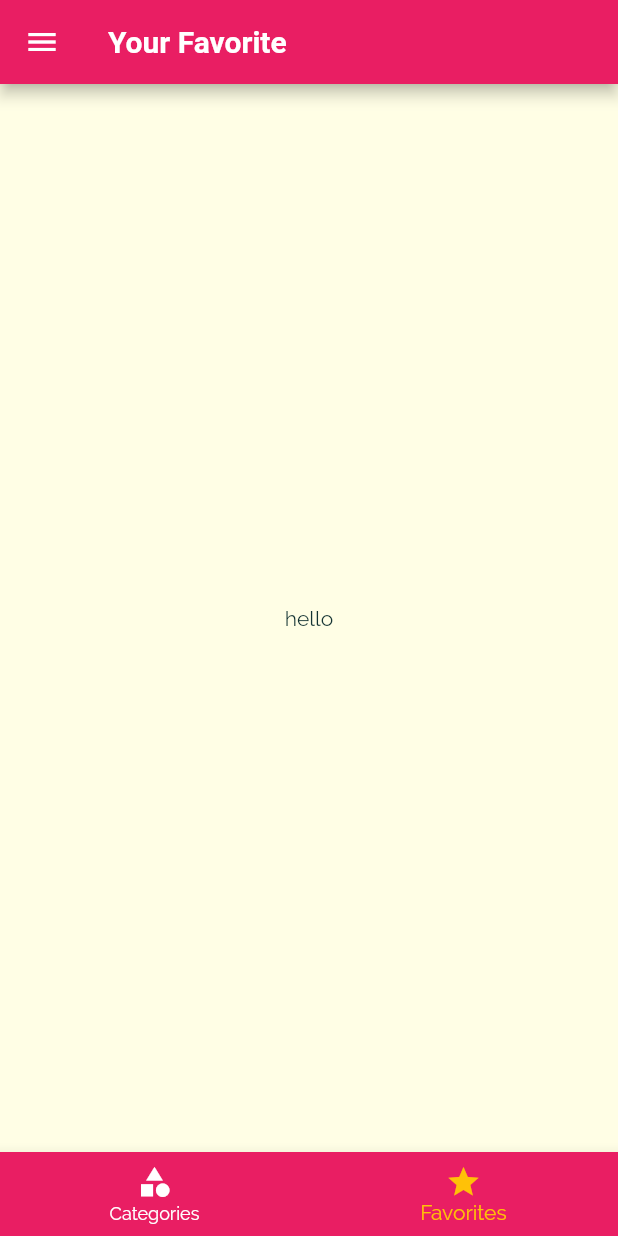
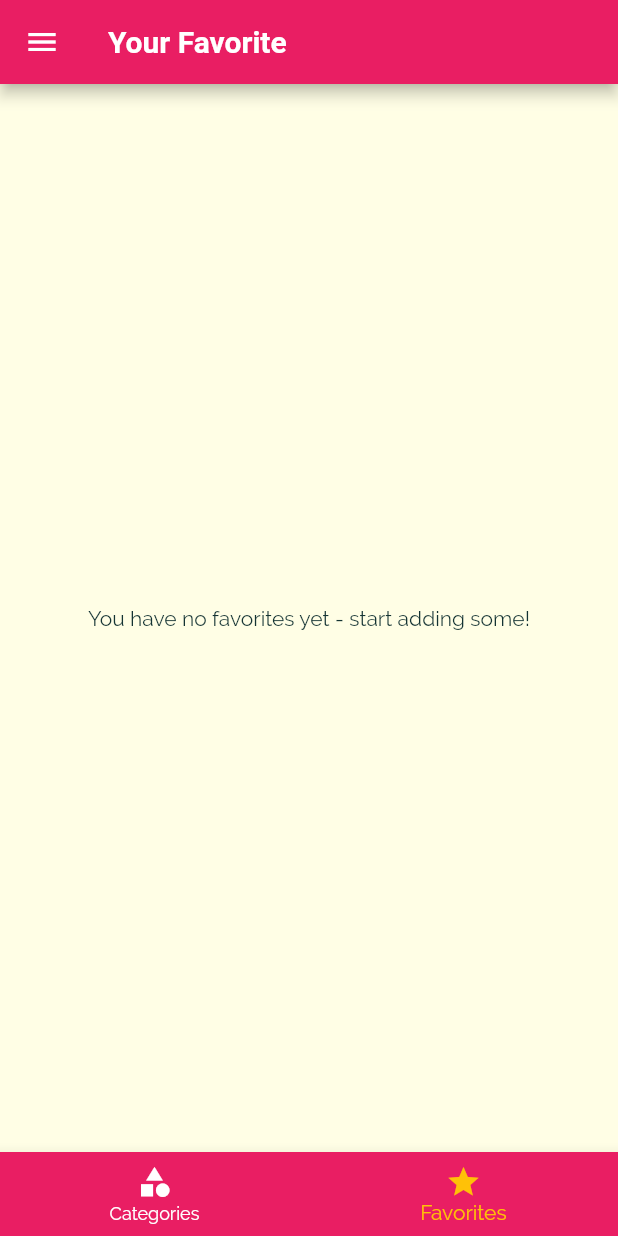
Before and after one commit to Dilman01/meals_app, a Flutter app: the screen it shows after launch, item 2 of the bottom bar chosen, on a phone screen of 412 x 824 dp. Run offline on Flutter 3.47's test engine with Material 2 defaults, Android fonts, the phone set to English and light mode, and no system bars; missing offline and left inert: dart:ffi; Roboto replaces fonts that are missing (RobotoCondens).

Commit message:
Add mark as favorite

```diff
--- a/lib/main.dart
+++ b/lib/main.dart
@@ -1,4 +1,6 @@
 // ignore_for_file: prefer_const_constructors, prefer_final_fields
+
+import 'dart:math';
 
 import 'package:flutter/material.dart';
 import 'package:meals_app/dummy_data.dart';
@@ -28,6 +30,7 @@ class _MyAppState extends State<MyApp> {
   };
 
   List<Meal> _availableMeals = DUMMY_MEALS;
+  List<Meal> _favoriteMeals = [];
 
   void _setFilters(Map<String, bool> filterData) {
     setState(() {
@@ -48,6 +51,27 @@ class _MyAppState extends State<MyApp> {
         return true;
       }).toList();
     });
+  }
+
+  void _toggleFavorite(String mealId) {
+    final existongIndex =
+        _favoriteMeals.indexWhere((meal) => meal.id == mealId);
+
+    if (existongIndex >= 0) {
+      setState(() {
+        _favoriteMeals.removeAt(existongIndex);
+      });
+    } else {
+      setState(() {
+        _favoriteMeals.add(
+          DUMMY_MEALS.firstWhere((meal) => meal.id == mealId),
+        );
+      });
+    }
+  }
+
+  bool _isMealFavorite(String id) {
+    return _favoriteMeals.any((meal) => meal.id == id);
   }
 
   @override
@@ -76,10 +100,11 @@ class _MyAppState extends State<MyApp> {
       // home: CategoriesScreen(),
       initialRoute: '/',
       routes: {
-        '/': (ctx) => TabsScreen(),
+        '/': (ctx) => TabsScreen(_favoriteMeals),
         CategoryMealsScreen.routeName: (ctx) =>
             CategoryMealsScreen(_availableMeals),
-        MealDetailScreen.routeName: (ctx) => MealDetailScreen(),
+        MealDetailScreen.routeName: (ctx) =>
+            MealDetailScreen(_toggleFavorite, _isMealFavorite),
         FiltersScreen.routeName: (ctx) => FiltersScreen(_filters, _setFilters),
       },
       // onGenerateRoute: (settings) {
--- a/lib/screens/category_meals_screen.dart
+++ b/lib/screens/category_meals_screen.dart
@@ -59,7 +59,6 @@ class _CategoryMealsScreenState extends State<CategoryMealsScreen> {
             duration: displayedMeals![index].duration,
             affordability: displayedMeals![index].affordability,
             complexity: displayedMeals![index].complexity,
-            removeItem: _removeMeal,
           );
         },
         itemCount: displayedMeals!.length,
--- a/lib/screens/favorites_screen.dart
+++ b/lib/screens/favorites_screen.dart
@@ -1,10 +1,35 @@
+// ignore_for_file: prefer_const_constructors
+
 import 'package:flutter/material.dart';
 
+import '../models/meal.dart';
+import '../widgets/meal_item.dart';
+
 class FavoritesScreen extends StatelessWidget {
-  const FavoritesScreen({super.key});
+  final List<Meal> favoriteMeals;
+
+  FavoritesScreen(this.favoriteMeals);
 
   @override
   Widget build(BuildContext context) {
-    return Center(child: Text('hello'));
+    if (favoriteMeals.isEmpty) {
+      return Center(
+        child: Text('You have no favorites yet - start adding some!'),
+      );
+    } else {
+      return ListView.builder(
+        itemBuilder: (context, index) {
+          return MealItem(
+            id: favoriteMeals[index].id,
+            title: favoriteMeals[index].title,
+            imageUrl: favoriteMeals[index].imageUrl,
+            duration: favoriteMeals[index].duration,
+            affordability: favoriteMeals[index].affordability,
+            complexity: favoriteMeals[index].complexity,
+          );
+        },
+        itemCount: favoriteMeals.length,
+      );
+    }
   }
 }
--- a/lib/screens/tabs_screen.dart
+++ b/lib/screens/tabs_screen.dart
@@ -4,28 +4,37 @@ import 'package:flutter/material.dart';
 import 'package:meals_app/screens/categories_screen.dart';
 import 'package:meals_app/screens/favorites_screen.dart';
 
+import '../models/meal.dart';
 import '../widgets/main_drawer.dart';
 
 class TabsScreen extends StatefulWidget {
-  const TabsScreen({super.key});
+  final List<Meal> favoriteMeals;
+
+  TabsScreen(this.favoriteMeals);
 
   @override
   State<TabsScreen> createState() => _TabsScreenState();
 }
 
 class _TabsScreenState extends State<TabsScreen> {
-  final List<Map<String, dynamic>> _pages = [
+  List<Map<String, dynamic>>? _pages;
+
+  int _selectedPageIndex = 0;
+
+  @override
+  void initState() {
+    _pages = [
       {
         'page': CategoriesScreen(),
         'title': 'Categories',
       },
       {
-      'page': FavoritesScreen(),
+        'page': FavoritesScreen(widget.favoriteMeals),
         'title': 'Your Favorite',
       },
     ];
-
-  int _selectedPageIndex = 0;
+    super.initState();
+  }
 
   void _selectPage(int index) {
     setState(() {
@@ -37,10 +46,10 @@ class _TabsScreenState extends State<TabsScreen> {
   Widget build(BuildContext context) {
     return Scaffold(
       appBar: AppBar(
-        title: Text(_pages[_selectedPageIndex]['title']),
+        title: Text(_pages![_selectedPageIndex]['title']),
       ),
       drawer: MainDrawer(),
-      body: _pages[_selectedPageIndex]['page'],
+      body: _pages![_selectedPageIndex]['page'],
       bottomNavigationBar: BottomNavigationBar(
         onTap: _selectPage,
         backgroundColor: Theme.of(context).primaryColor,
```
Also changed, not shown: lib/screens/meal_detail_screen.dart (+8 -4 lines), lib/widgets/meal_item.dart (+2 -10 lines). Lines whose indentation alone changed are shown as unchanged.
